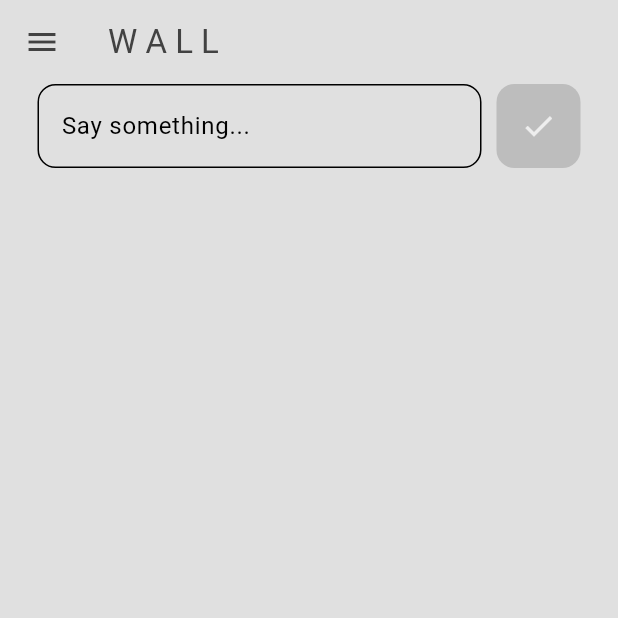
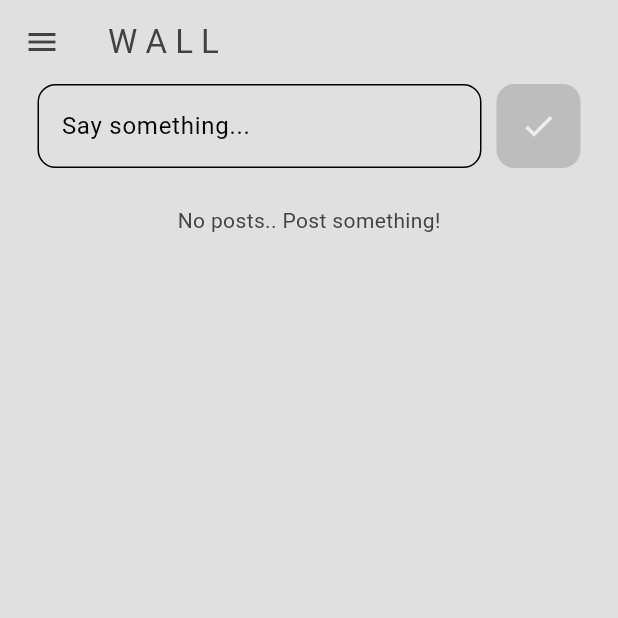
Before and after one commit to Betselot-GA/Social-Meda-App, a Flutter app: the screen it shows once a user with an empty profile is signed in, on a phone screen of 412 x 824 dp, the top half of it. Run offline on Flutter 3.47's test engine with Material 3 defaults, Android fonts, the phone set to English and light mode, and no system bars; our stand-ins replace cloud_firestore, firebase_auth, firebase_core; accounts and stored records are empty.

Commit message:
Post and Read functionality done

```diff
--- a/lib/Pages/home_page.dart
+++ b/lib/Pages/home_page.dart
@@ -1,6 +1,8 @@
+import 'package:cloud_firestore/cloud_firestore.dart';
 import 'package:firebase_auth/firebase_auth.dart';
 import 'package:flutter/material.dart';
 import 'package:social_media/components/my_drawer.dart';
+import 'package:social_media/components/my_list_tile.dart';
 import 'package:social_media/components/my_post_button.dart';
 import 'package:social_media/components/my_textfield.dart';
 import 'package:social_media/database/firestore.dart';
@@ -60,6 +62,50 @@ class HomePage extends StatelessWidget {
                 ],
               ),
             ),
+
+            // posts
+            StreamBuilder(
+              stream: database.getPostsStream(),
+              builder: (context, snapshot) {
+                // show loading circle
+                if (snapshot.connectionState == ConnectionState.waiting) {
+                  return const Center(
+                    child: CircularProgressIndicator(),
+                  );
+                }
+
+                // get all posts
+                final posts = snapshot.data!.docs;
+
+                // no data?
+                if (snapshot.data == null || posts.isEmpty) {
+                  return const Center(
+                      child: Padding(
+                    padding: EdgeInsets.all(25),
+                    child: Text("No posts.. Post something!"),
+                  ));
+                }
+
+                // return as a list
+                return Expanded(
+                  child: ListView.builder(
+                    itemCount: posts.length,
+                    itemBuilder: (context, index) {
+                      // get each individual post
+                      final post = posts[index];
+
+                      //get data from each post
+                      String message = post['PostMessage'];
+                      String userEmail = post['UserEmail'];
+                      Timestamp timestamp = post['TimeStamp'];
+
+                      // return as a list tile
+                      return MyListTile(title: message, subTitle: userEmail);
+                    },
+                  ),
+                );
+              },
+            )
           ],
         ));
   }
```
Also changed, not shown: lib/Pages/users_page.dart (+6 -4 lines), lib/components/my_list_tile.dart (added, +34 -0 lines).
